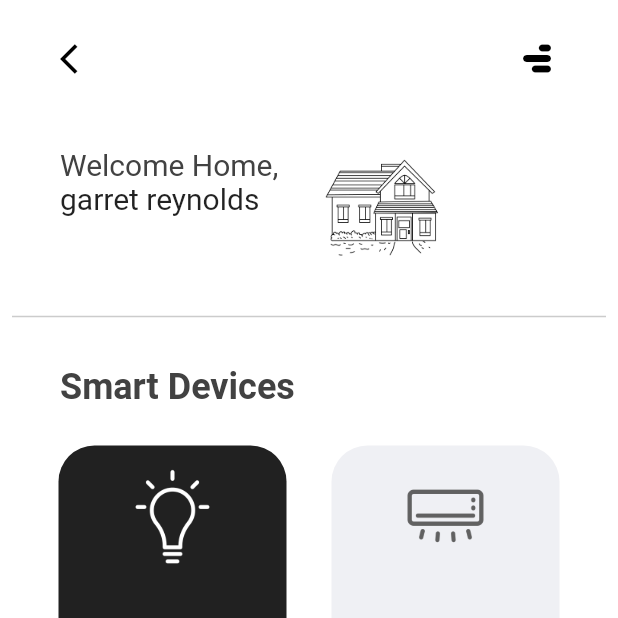
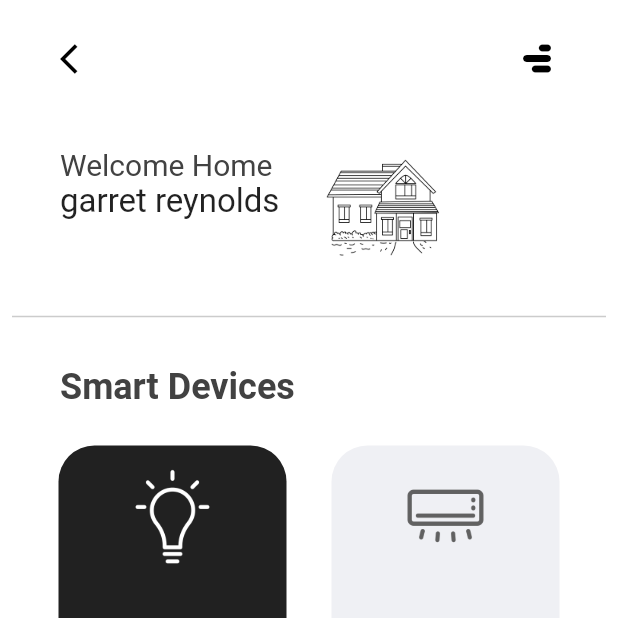
Before and after one commit to Alex5683/home_application, a Flutter app: the HomePage screen opened directly, on a phone screen of 412 x 824 dp, the top half of it. Run offline on Flutter 3.47's test engine with Material 2 defaults, Android fonts, the phone set to English and light mode, and no system bars; our stand-ins replace google_fonts, percent_indicator; missing offline and left inert: molten_navigationbar_flutter.

Commit message:
this is my first pro

```diff
--- a/lib/pages/home_page.dart
+++ b/lib/pages/home_page.dart
@@ -86,12 +86,12 @@ class _HomePageState extends State<HomePage> {
                 crossAxisAlignment: CrossAxisAlignment.start,
                 children: [
                   Text(
-                    "Welcome Home,",
+                    "Welcome Home",
                     style: TextStyle(fontSize: 20, color: Colors.grey.shade800),
                   ),
                   Text(
                     'garret reynolds',
-                    style: TextStyle(fontSize: 20),
+                    style: TextStyle(fontSize: 22),
                   ),
                 ],
               ),
--- a/lib/pages/room.dart
+++ b/lib/pages/room.dart
@@ -89,7 +89,7 @@ class _DevicesState extends State<Devices> {
                     children: [
                       Text(
                         "Devices",
-                        style: TextStyle(fontSize: 20, color: Colors.grey.shade800),
+                        style: TextStyle(fontSize: 40, color: Colors.grey.shade800),
                       ),
                       Text(
                         'Connected',
--- a/lib/util/smart_device_box2.dart
+++ b/lib/util/smart_device_box2.dart
@@ -23,6 +23,7 @@ class SmartDeviceBox2 extends StatelessWidget {
     return Padding(
       padding: const EdgeInsets.all(2.0),
       child: Container(
+        height: 100,
         decoration: BoxDecoration(
 
           color: powerOn ? Colors.grey[900] : Color.fromARGB(44, 164, 167, 189),
```
